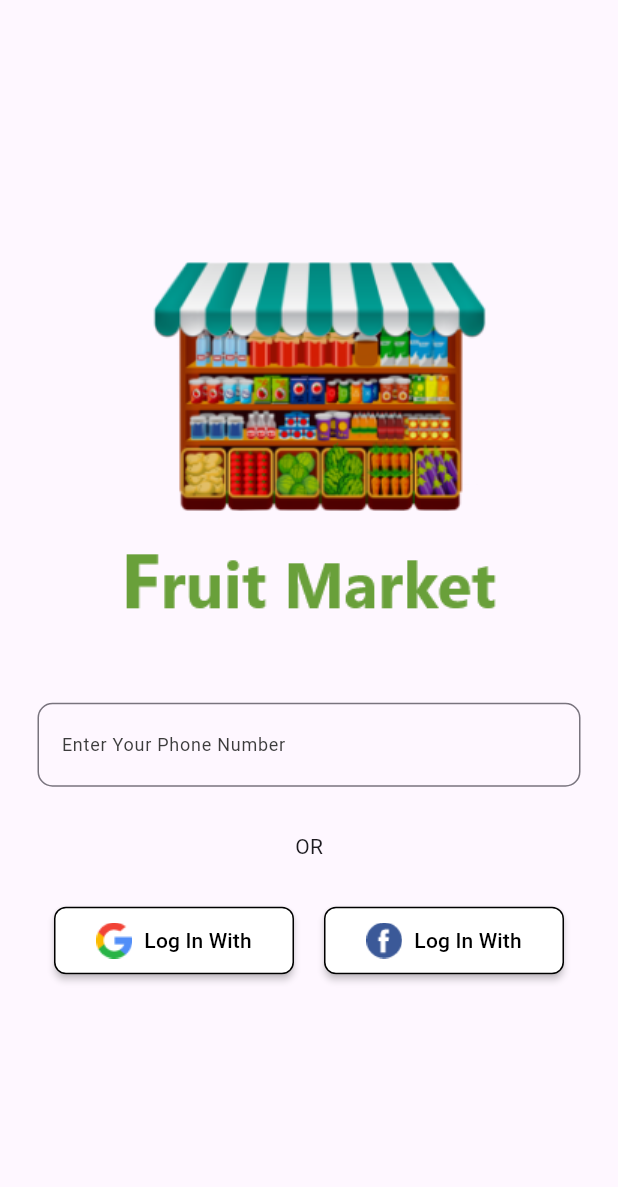
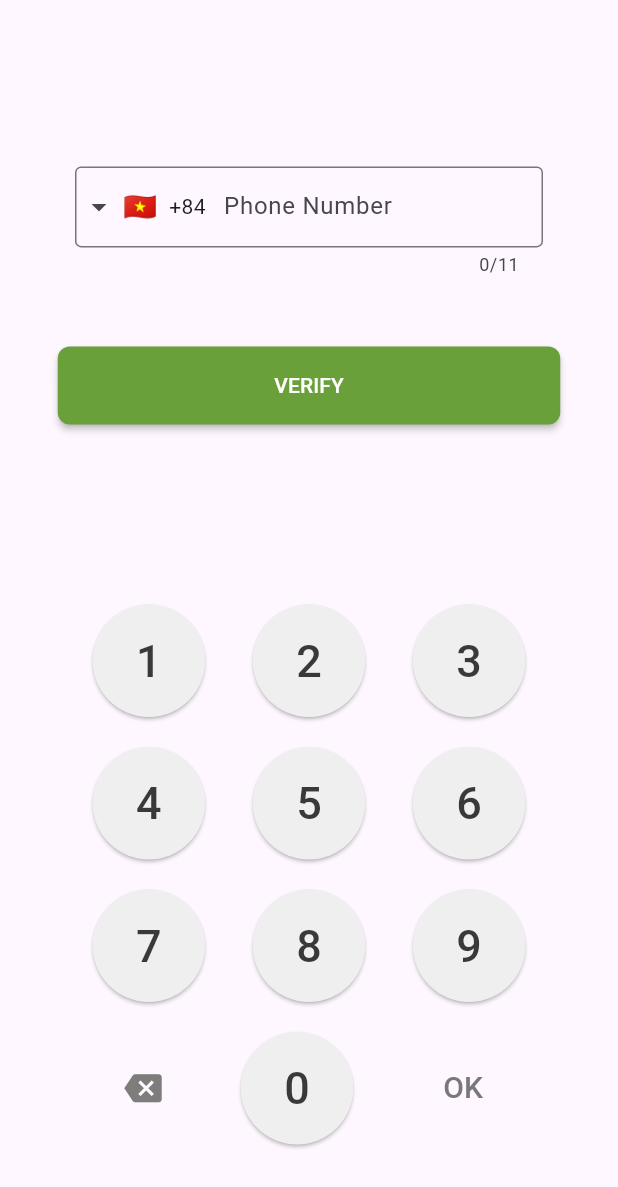
Before and after one commit to xuanlocgs2000/fruit_app_ui, a Flutter app: the screen it shows after launch, on a phone screen of 412 x 824 dp. Shown: the top 1187 px of the screen. Run offline on Flutter 3.47's test engine with Material 3 defaults, Android fonts, the phone set to English and light mode, and no system bars; drawn by our look-alikes of intl_phone_field; our stand-ins replace introduction_screen; missing offline and left inert: dart:html, nuts_activity_indicator; Roboto replaces fonts that are missing (Poppins).

Commit message:
design PhoneScreen and verify screen fruit app

```diff
--- a/lib/main.dart
+++ b/lib/main.dart
@@ -1,7 +1,10 @@
 import 'package:flutter/material.dart';
 import 'package:flutter/services.dart';
+import 'package:fruit_app_ui/screens/loading_screen.dart';
 import 'package:fruit_app_ui/screens/onboarding_screen.dart';
+import 'package:fruit_app_ui/screens/phone_screen.dart';
 import 'package:fruit_app_ui/screens/registerphone_screen.dart';
+import 'package:fruit_app_ui/screens/sucess_screen.dart';
 
 void main() {
   SystemChrome.setSystemUIOverlayStyle(
@@ -19,7 +22,9 @@ class MyApp extends StatelessWidget {
       title: 'Flutter Demo',
       theme: ThemeData(primaryColor: const Color(0xFF69A03A)),
       // home: const Onboard(),
-      home: RegisterPhoneScreen(),
+      // home: RegisterPhoneScreen(),
+      // home: LoadingScreen(),
+      home: PhoneScreen(),
     );
   }
 }
--- /dev/null
+++ b/lib/screens/loading_screen.dart
@@ -0,0 +1,36 @@
+import 'package:flutter/material.dart';
+import 'package:nuts_activity_indicator/nuts_activity_indicator.dart';
+
+class LoadingScreen extends StatelessWidget {
+  LoadingScreen({super.key});
+
+  final spinner = const NutsActivityIndicator(
+    activeColor: Color.fromARGB(255, 45, 161, 9),
+    inactiveColor: Color.fromARGB(255, 6, 199, 103),
+    tickCount: 8,
+    relativeWidth: 0.8,
+    radius: 55,
+    startRatio: 0.5,
+    animationDuration: Duration(milliseconds: 1000),
+  );
+  // final NutsActivityIndicator indicator;
+  @override
+  Widget build(BuildContext context) {
+    return Material(
+      child: Column(
+        // mainAxisAlignment: MainAxisAlignment.center,
+        children: [
+          const SizedBox(
+            height: 200,
+          ),
+          // Image.asset("assets/images/icons/loading.png"),
+          spinner,
+          const SizedBox(
+            height: 50,
+          ),
+          const Text("Verifying Your Mobile Number"),
+        ],
+      ),
+    );
+  }
+}
--- /dev/null
+++ b/lib/screens/num_pad.dart
@@ -0,0 +1,185 @@
+import 'package:flutter/material.dart';
+
+// KeyPad widget
+// This widget is reusable and its buttons are customizable (color, size)
+class NumPad extends StatelessWidget {
+  final double buttonSize;
+  final Color buttonColor;
+  final Color iconColor;
+  final TextEditingController controller;
+  final Function delete;
+  final Function onSubmit;
+
+  const NumPad({
+    Key? key,
+    this.buttonSize = 70,
+    this.buttonColor = Colors.indigo,
+    this.iconColor = Colors.amber,
+    required this.delete,
+    required this.onSubmit,
+    required this.controller,
+  }) : super(key: key);
+
+  @override
+  Widget build(BuildContext context) {
+    return Container(
+      margin: const EdgeInsets.only(left: 30, right: 30),
+      child: Column(
+        children: [
+          const SizedBox(height: 20),
+          Row(
+            mainAxisAlignment: MainAxisAlignment.spaceEvenly,
+            // implement the number keys (from 0 to 9) with the NumberButton widget
+            // the NumberButton widget is defined in the bottom of this file
+            children: [
+              NumberButton(
+                number: 1,
+                size: buttonSize,
+                color: buttonColor,
+                controller: controller,
+              ),
+              NumberButton(
+                number: 2,
+                size: buttonSize,
+                color: buttonColor,
+                controller: controller,
+              ),
+              NumberButton(
+                number: 3,
+                size: buttonSize,
+                color: buttonColor,
+                controller: controller,
+              ),
+            ],
+          ),
+          const SizedBox(height: 20),
+          Row(
+            mainAxisAlignment: MainAxisAlignment.spaceEvenly,
+            children: [
+              NumberButton(
+                number: 4,
+                size: buttonSize,
+                color: buttonColor,
+                controller: controller,
+              ),
+              NumberButton(
+                number: 5,
+                size: buttonSize,
+                color: buttonColor,
+                controller: controller,
+              ),
+              NumberButton(
+                number: 6,
+                size: buttonSize,
+                color: buttonColor,
+                controller: controller,
+              ),
+            ],
+          ),
+          const SizedBox(height: 20),
+          Row(
+            mainAxisAlignment: MainAxisAlignment.spaceEvenly,
+            children: [
+              NumberButton(
+                number: 7,
+                size: buttonSize,
+                color: buttonColor,
+                controller: controller,
+              ),
+              NumberButton(
+                number: 8,
+                size: buttonSize,
+                color: buttonColor,
+                controller: controller,
+              ),
+              NumberButton(
+                number: 9,
+                size: buttonSize,
+                color: buttonColor,
+                controller: controller,
+              ),
+            ],
+          ),
+          const SizedBox(height: 20),
+          Row(
+            mainAxisAlignment: MainAxisAlignment.spaceEvenly,
+            children: [
+              // this button is used to delete the last number
+              IconButton(
+                onPressed: () => delete(),
+                icon: Icon(
+                  Icons.backspace,
+                  color: iconColor,
+                ),
+                iconSize: buttonSize - 50,
+              ),
+              NumberButton(
+                number: 0,
+                size: buttonSize,
+                color: buttonColor,
+                controller: controller,
+              ),
+              // this button is used to submit the entered value
+              TextButton(
+                onPressed: () => onSubmit(),
+                child: const Text(
+                  'OK',
+                  style: TextStyle(
+                    fontSize: 20.0,
+                    fontFamily: 'Poppins',
+                    color: Color(0xff78787c),
+                  ),
+                ),
+              ),
+            ],
+          ),
+        ],
+      ),
+    );
+  }
+}
+
+// define NumberButton widget
+// its shape is round
+class NumberButton extends StatelessWidget {
+  final int number;
+  final double size;
+  final Color color;
+  final TextEditingController controller;
+
+  const NumberButton({
+    Key? key,
+    required this.number,
+    required this.size,
+    required this.color,
+    required this.controller,
+  }) : super(key: key);
+
+  @override
+  Widget build(BuildContext context) {
+    return SizedBox(
+      width: size,
+      height: size,
+      child: ElevatedButton(
+        style: ElevatedButton.styleFrom(
+          backgroundColor: color,
+          shape: RoundedRectangleBorder(
+            borderRadius: BorderRadius.circular(size / 2),
+          ),
+        ),
+        onPressed: () {
+          controller.text += number.toString();
+        },
+        child: Center(
+          child: Text(
+            number.toString(),
+            style: const TextStyle(
+                // fontWeight: FontWeight.bold,
+                color: Color(0xff393939),
+                fontSize: 30),
+          ),
+        ),
+      ),
+    );
+  }
+}
--- /dev/null
+++ b/lib/screens/phone_screen.dart
@@ -0,0 +1,90 @@
+import 'package:flutter/material.dart';
+import 'package:fruit_app_ui/screens/num_pad.dart';
+import 'package:intl_phone_field/intl_phone_field.dart';
+
+class PhoneScreen extends StatefulWidget {
+  const PhoneScreen({super.key});
+
+  @override
+  State<PhoneScreen> createState() => _PhoneScreenState();
+}
+
+class _PhoneScreenState extends State<PhoneScreen> {
+  final TextEditingController _myController = TextEditingController();
+
+  @override
+  Widget build(BuildContext context) {
+    return Scaffold(
+      body: Column(
+        mainAxisAlignment: MainAxisAlignment.center,
+        children: [
+          Padding(
+            padding: const EdgeInsets.all(50.0),
+            child: SizedBox(
+              height: 70,
+              child: Center(
+                child: IntlPhoneField(
+                  controller: _myController,
+                  keyboardType: TextInputType.none,
+                  decoration: const InputDecoration(
+                    labelText: 'Phone Number',
+                    border: OutlineInputBorder(
+                      borderSide: BorderSide(),
+                    ),
+                  ),
+                  initialCountryCode: 'VN',
+                  onChanged: (phone) {
+                    print(phone.completeNumber);
+                  },
+                ),
+                // child: TextField(
+                //   controller: _myController,
+                //   textAlign: TextAlign.center,
+                //   showCursor: false,
+                //   style: const TextStyle(fontSize: 16),
+                //   keyboardType: TextInputType.none,
+                // ),
+              ),
+            ),
+          ),
+          SizedBox(
+            width: 335,
+            height: 52,
+            child: MaterialButton(
+              onPressed: () {},
+              color: const Color(0xFF69A03A),
+              textColor: Colors.white,
+              shape: RoundedRectangleBorder(
+                borderRadius: BorderRadius.circular(8.0),
+              ),
+              child: const Text("VERIFY"),
+            ),
+          ),
+          const SizedBox(height: 100),
+          NumPad(
+            buttonSize: 75,
+            buttonColor: const Color(0xFFEFEFEF),
+            iconColor: const Color.fromARGB(255, 126, 125, 124),
+            controller: _myController,
+            delete: () {
+              _myController.text = _myController.text
+                  .substring(0, _myController.text.length - 1);
+            },
+            //
+            onSubmit: () {
+              debugPrint('SDT: ${_myController.text}');
+              showDialog(
+                  context: context,
+                  builder: (_) => AlertDialog(
+                        content: Text(
+                          "SDT: ${_myController.text}",
+                          style: const TextStyle(fontSize: 30),
+                        ),
+                      ));
+            },
+          ),
+        ],
+      ),
+    );
+  }
+}
--- /dev/null
+++ b/lib/screens/sucess_screen.dart
@@ -0,0 +1,27 @@
+import 'package:flutter/material.dart';
+
+class SucessScreen extends StatelessWidget {
+  const SucessScreen({super.key});
+
+  @override
+  Widget build(BuildContext context) {
+    return Material(
+      child: Column(
+        // mainAxisAlignment: MainAxisAlignment.center,
+        children: [
+          const SizedBox(
+            height: 200,
+          ),
+          Image.asset("assets/images/icons/sucess.png"),
+          const SizedBox(
+            height: 50,
+          ),
+          const Text(
+            "Verification Code Send \non your Registered Mobile Number ",
+            textAlign: TextAlign.center,
+          ),
+        ],
+      ),
+    );
+  }
+}
--- a/pubspec.yaml
+++ b/pubspec.yaml
@@ -35,6 +35,8 @@ dependencies:
   # Use with the CupertinoIcons class for iOS style icons.
   cupertino_icons: ^1.0.6
   introduction_screen: ^3.1.12
+  intl_phone_field: ^3.2.0
+  nuts_activity_indicator: ^1.0.0
 dev_dependencies:
   flutter_test:
     sdk: flutter
```
Also changed, not shown: assets/images/icons/loading.png (added), assets/images/icons/sucess.png (renamed from assets/images/icons/Group 432.png), pubspec.lock.
